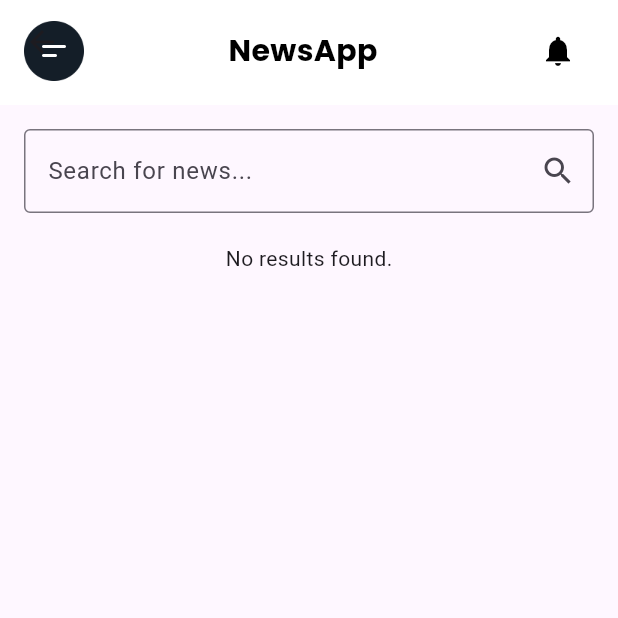
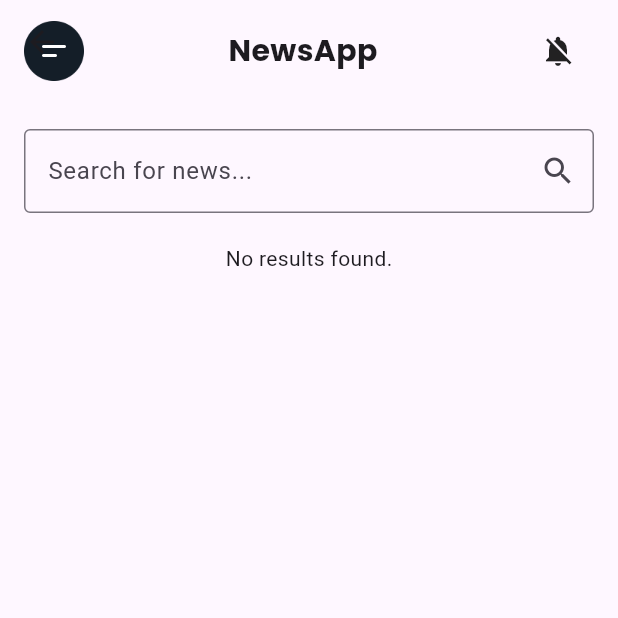
Before and after one commit to Etpaxtysus/FP-Flutter, a Flutter app: the MainPage screen opened by its route, item 2 of the bottom bar chosen, after a tap on the "notifications" icon, on a phone screen of 412 x 824 dp, the top half of it. Run offline on Flutter 3.47's test engine with Material 3 defaults, Android fonts, the phone set to English and light mode, and no system bars; our stand-ins replace firebase_auth, firebase_core, get, google_fonts; accounts and stored records are empty; network calls fail.

Commit message:
update: update main_page

```diff
--- a/lib/pages/app/main_page.dart
+++ b/lib/pages/app/main_page.dart
@@ -1,8 +1,8 @@
 import 'package:flutter/material.dart';
 import 'package:google_fonts/google_fonts.dart';
-import 'package:myapp/pages/app/get_started_page.dart';
-import 'package:myapp/pages/app/news_page.dart'; // Mengimpor NewsPage yang baru
-import 'package:myapp/pages/app/search_page.dart'; // Mengimpor SearchPage yang baru
+import 'package:myapp/pages/app/news_page.dart';
+import 'package:myapp/pages/app/search_page.dart';
+import 'package:myapp/pages/app/setting_page.dart';
 
 class MainPage extends StatefulWidget {
   const MainPage({super.key});
@@ -13,11 +13,12 @@ class MainPage extends StatefulWidget {
 
 class _MainPageState extends State<MainPage> {
   int _currentIndex = 0;
+  bool isNotificationRead = false;
 
   final List<Widget> _children = [
     const NewsPage(), // Menampilkan NewsPage
     const SearchPage(), // Menampilkan SearchPage
-    const SettingPage(), // Menampilkan SettingPage
+    SettingPage(), // Menampilkan SettingPage
   ];
 
   void onTabTapped(int index) {
@@ -26,15 +27,28 @@ class _MainPageState extends State<MainPage> {
     });
   }
 
+  void toggleNotification() {
+    setState(() {
+      isNotificationRead = !isNotificationRead;
+    });
+  }
+
   @override
   Widget build(BuildContext context) {
+    // Mendapatkan warna AppBar berdasarkan tema
+    final appBarColor = Theme.of(context).appBarTheme.backgroundColor;
+    // Menggunakan titleLarge atau bodyText1
+    final textColor =
+        Theme.of(context).textTheme.titleLarge?.color ?? Colors.black;
+    final iconColor = Theme.of(context).iconTheme.color ?? Colors.black;
+
     return Scaffold(
       appBar: PreferredSize(
-        preferredSize: const Size.fromHeight(70), // Tidak diubah
+        preferredSize: const Size.fromHeight(70),
         child: SafeArea(
           child: AppBar(
             elevation: 0,
-            backgroundColor: Colors.white,
+            backgroundColor: appBarColor, // Sesuaikan dengan warna tema
             flexibleSpace: Padding(
               padding: const EdgeInsets.symmetric(horizontal: 16, vertical: 10),
               child: Row(
@@ -53,12 +67,19 @@ class _MainPageState extends State<MainPage> {
                     style: GoogleFonts.poppins(
                       fontSize: 20,
                       fontWeight: FontWeight.bold,
-                      color: Colors.black,
+                      color:
+                          textColor, // Menggunakan warna teks berdasarkan tema
                     ),
                   ),
                   IconButton(
-                    icon: const Icon(Icons.notifications, color: Colors.black),
-                    onPressed: () {},
+                    icon: Icon(
+                      isNotificationRead
+                          ? Icons.notifications_off
+                          : Icons.notifications,
+                      color:
+                          iconColor, // Menggunakan warna ikon berdasarkan tema
+                    ),
+                    onPressed: toggleNotification,
                   ),
                 ],
               ),
@@ -69,7 +90,7 @@ class _MainPageState extends State<MainPage> {
       body: _children[_currentIndex], // Menampilkan halaman yang dipilih
       bottomNavigationBar: BottomNavigationBar(
         currentIndex: _currentIndex,
-        onTap: onTabTapped,  // Navigasi berdasarkan tab yang dipilih
+        onTap: onTabTapped,
         selectedItemColor: Colors.blue,
         unselectedItemColor: Colors.grey,
         items: const [
@@ -79,7 +100,7 @@ class _MainPageState extends State<MainPage> {
           ),
           BottomNavigationBarItem(
             icon: Icon(Icons.search),
-            label: 'Search',  // Menampilkan Search tab
+            label: 'Search',
           ),
           BottomNavigationBarItem(
             icon: Icon(Icons.settings),
@@ -90,35 +111,3 @@ class _MainPageState extends State<MainPage> {
     );
   }
 }
-
-
-class SettingPage extends StatelessWidget {
-  const SettingPage({super.key});
-
-  @override
-  Widget build(BuildContext context) {
-    return Center(
-      child: ElevatedButton(
-        onPressed: () {
-          Navigator.pushReplacement(
-            context,
-            MaterialPageRoute(
-              builder: (context) => const GetStartedPage(),
-            ),
-          );
-        },
-        style: ElevatedButton.styleFrom(
-          backgroundColor: Colors.red,
-          padding: const EdgeInsets.symmetric(horizontal: 20, vertical: 12),
-          shape: RoundedRectangleBorder(
-            borderRadius: BorderRadius.circular(8),
-          ),
-        ),
-        child: const Text(
-          'Logout',
-          style: TextStyle(fontSize: 16, color: Colors.white),
-        ),
-      ),
-    );
-  }
-}
```
